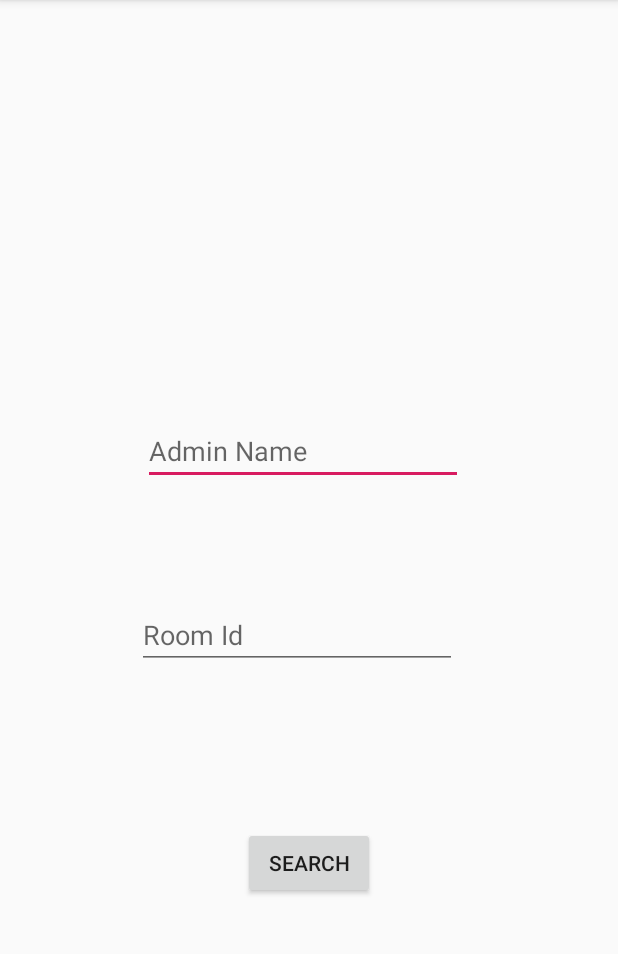
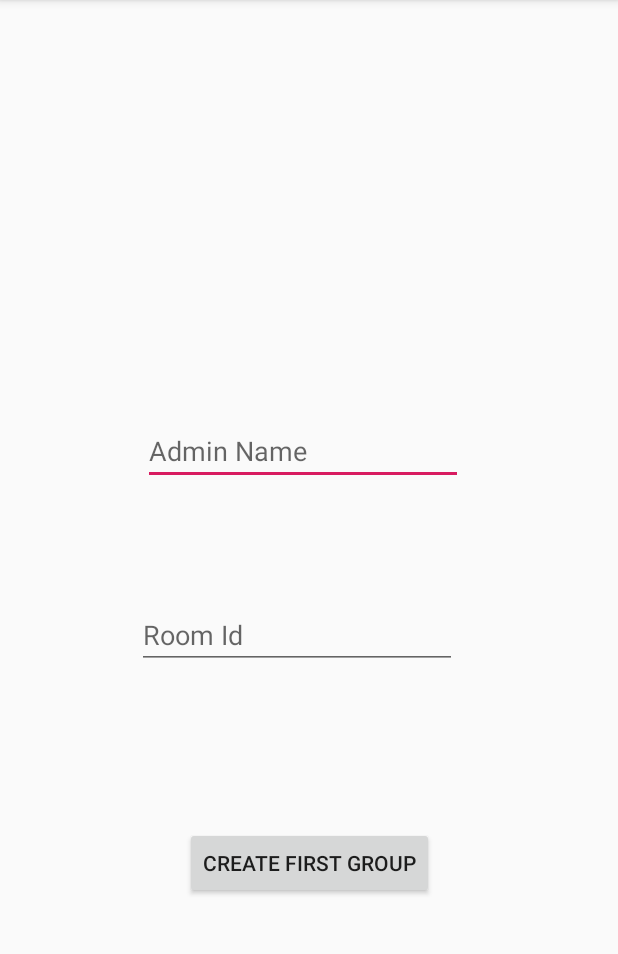
Before and after one commit to NemetAdamK/Planningpoker, an Android app: the screen it shows after launch (ActivityLogin), on a phone screen of 412 x 824 dp, the part 84-1038 px from its top. Run offline under Robolectric (Android 15) with nearby library versions, the phone set to English and light mode, and no system bars; our stand-ins replace Firebase (no records; nobody signed in at launch, a user with empty details on screens opened directly).

Commit message:
Admin done. Working firebase

```diff
--- a/app/src/main/java/com/example/myapplication/MainActivity.kt
+++ b/app/src/main/java/com/example/myapplication/MainActivity.kt
@@ -107,7 +107,7 @@ class MainActivity : AppCompatActivity() {
 
 
                 database.child("Questions").child("Group").push().setValue(question)
-                database.child("GrupsForSpinner").push().setValue(question)
+                database.child("GroupsForSpinner").push().setValue(question)
                 roomNumberString=question
 
 
--- a/app/src/main/res/layout/activity_login.xml
+++ b/app/src/main/res/layout/activity_login.xml
@@ -34,9 +34,11 @@
         android:id="@+id/button"
         android:layout_width="wrap_content"
         android:layout_height="wrap_content"
-        android:layout_marginStart="162dp"
+        android:layout_marginStart="100dp"
         android:layout_marginTop="105dp"
-        android:text="@android:string/search_go"
+        android:layout_marginEnd="100dp"
+        android:text="Create first group"
+        app:layout_constraintEnd_toEndOf="parent"
         app:layout_constraintStart_toStartOf="parent"
         app:layout_constraintTop_toBottomOf="@+id/editTextRoomId" />
 
```
